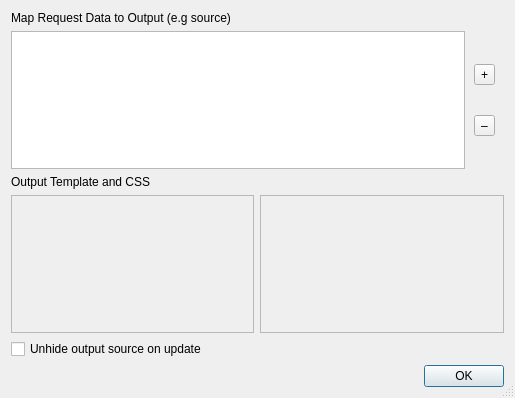
First picture: the form in src/ui/outputmapping.ui, repository locaal-ai/obs-urlsource, before the edit.
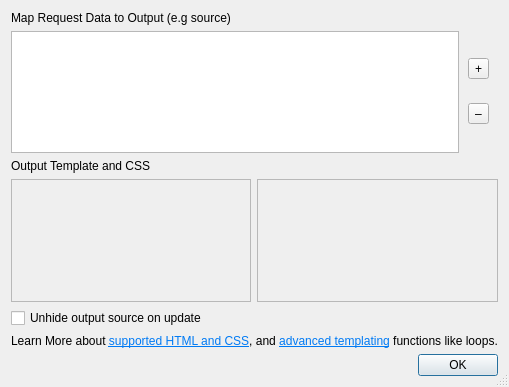
Second picture: the form after the edit.

```diff
--- a/src/ui/outputmapping.ui
+++ b/src/ui/outputmapping.ui
@@ -6,8 +6,8 @@
    <rect>
     <x>0</x>
     <y>0</y>
-    <width>515</width>
-    <height>398</height>
+    <width>457</width>
+    <height>387</height>
    </rect>
   </property>
   <property name="windowTitle">
@@ -147,6 +147,19 @@
      </property>
     </widget>
    </item>
+   <item>
+    <widget class="QLabel" name="label_3">
+     <property name="text">
+      <string>&lt;html&gt;&lt;head/&gt;&lt;body&gt;&lt;p&gt;Learn More about &lt;a href=&quot;https://doc.qt.io/qt-6/richtext-html-subset.html&quot;&gt;&lt;span style=&quot; text-decoration: underline; color:#007af4;&quot;&gt;supported HTML and CSS&lt;/span&gt;&lt;/a&gt;, and &lt;a href=&quot;https://github.com/pantor/inja&quot;&gt;&lt;span style=&quot; text-decoration: underline; color:#007af4;&quot;&gt;advanced templating&lt;/span&gt;&lt;/a&gt; functions like loops.&lt;/p&gt;&lt;/body&gt;&lt;/html&gt;</string>
+     </property>
+     <property name="textFormat">
+      <enum>Qt::RichText</enum>
+     </property>
+     <property name="openExternalLinks">
+      <bool>true</bool>
+     </property>
+    </widget>
+   </item>
    <item>
     <widget class="QDialogButtonBox" name="buttonBox">
      <property name="orientation">
```
